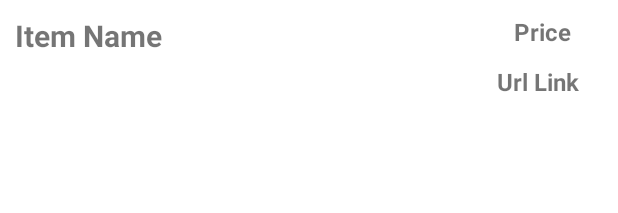
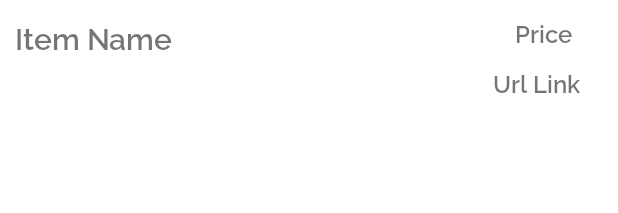
Before and after one commit to asder8215/Wishlist, an Android app: the layout wishlist_items.xml on its own in the app's theme, with its tools: preview values and no code run, on a phone screen of 412 x 824 dp. Shown: the top 213 px of the screen. Run offline under Robolectric (Android 15) with nearby library versions, the phone set to English and light mode, and no system bars.

Commit message:
Finished styling

```diff
--- a/app/src/main/java/com/example/wishlist/WishlistFetcher.kt
+++ b/app/src/main/java/com/example/wishlist/WishlistFetcher.kt
@@ -2,11 +2,12 @@ package com.example.wishlist
 
 class WishlistFetcher {
     companion object {
+        //creates an intial empty mutable list of wishlists
         fun createEmptyWishList(): MutableList<Wishlist> {
             var wishlist : MutableList<Wishlist> = ArrayList()
             return wishlist
         }
-
+        // records the new wish based on inputs provided
         fun getNextWish(item: String, price: String, url: String): MutableList<Wishlist> {
             var newWishList : MutableList<Wishlist> = ArrayList()
             val wishes = Wishlist(item, price, url)
--- a/app/src/main/res/layout/activity_main.xml
+++ b/app/src/main/res/layout/activity_main.xml
@@ -5,7 +5,8 @@
     xmlns:app="http://schemas.android.com/apk/res-auto"
     android:layout_width="match_parent"
     android:layout_height="match_parent"
-    tools:context=".MainActivity">
+    tools:context=".MainActivity"
+    android:background="#FFB2DFDB">
 
     <com.google.android.material.textfield.TextInputEditText
         android:id="@+id/urlInput"
@@ -13,6 +14,7 @@
         android:layout_height="41dp"
         android:layout_marginBottom="8dp"
         android:hint="Ex: Google.com"
+        android:clickable="true"
         android:windowSoftInputMode="adjustPan"
         app:layout_constraintBottom_toBottomOf="parent"
         app:layout_constraintEnd_toEndOf="parent"
@@ -24,6 +26,7 @@
         android:layout_width="240dp"
         android:layout_height="47dp"
         android:hint="Item Name"
+        android:clickable="true"
         android:windowSoftInputMode="adjustPan"
         app:layout_constraintBottom_toTopOf="@+id/urlInput"
         app:layout_constraintEnd_toEndOf="parent"
@@ -37,6 +40,7 @@
         android:layout_width="128dp"
         android:layout_height="54dp"
         android:hint="Price"
+        android:clickable="true"
         android:inputType="numberDecimal"
         android:windowSoftInputMode="adjustPan"
         app:layout_constraintBottom_toBottomOf="parent"
--- a/app/src/main/res/layout/wishlist_items.xml
+++ b/app/src/main/res/layout/wishlist_items.xml
@@ -10,9 +10,8 @@
         android:id="@+id/itemDisplay"
         android:layout_width="wrap_content"
         android:layout_height="wrap_content"
-        android:textStyle="bold"
         android:textSize="20sp"
-        android:fontFamily="@fonts/satisfy"
+        android:fontFamily="@font/raleway"
         app:layout_constraintBottom_toBottomOf="parent"
         app:layout_constraintStart_toStartOf="parent"
         app:layout_constraintTop_toTopOf="parent"
@@ -23,9 +22,8 @@
         android:id="@+id/priceDisplay"
         android:layout_width="wrap_content"
         android:layout_height="wrap_content"
-        android:textStyle="bold"
         android:textSize="16sp"
-        android:fontFamily="@fonts/satisfy"
+        android:fontFamily="@font/raleway"
         app:layout_constraintBottom_toTopOf="@+id/urlDisplay"
         app:layout_constraintEnd_toEndOf="parent"
         app:layout_constraintHorizontal_bias="0.916"
@@ -39,9 +37,8 @@
         android:layout_width="wrap_content"
         android:layout_height="wrap_content"
         android:layout_marginTop="33dp"
-        android:textStyle="bold"
         android:textSize="16sp"
-        android:fontFamily="@fonts/satisfy"
+        android:fontFamily="@font/raleway"
         app:layout_constraintEnd_toEndOf="parent"
         app:layout_constraintHorizontal_bias="0.933"
         app:layout_constraintStart_toEndOf="@+id/itemDisplay"
```
Also changed, not shown: app/src/main/java/com/example/wishlist/MainActivity.kt (+8 -1 lines), app/src/main/res/font/raleway.ttf (added), app/src/main/res/font/satisfy.ttf (renamed from app/src/main/res/fonts/satisfy.ttf).
